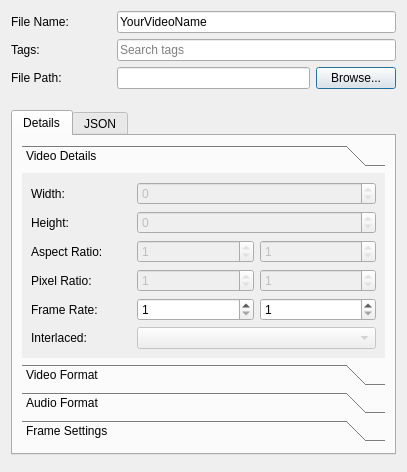
Old version of the form src/windows/ui/file-properties.ui in the repository JamesWilliam1977/video--.
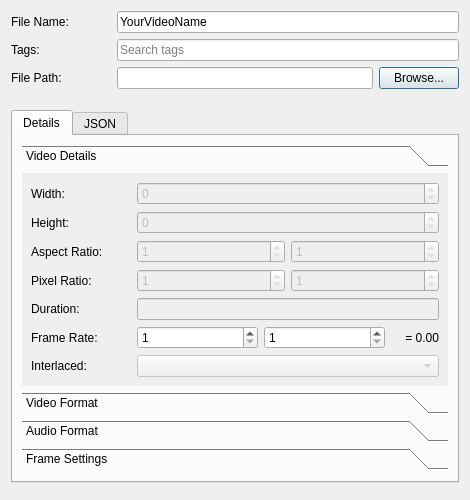
New version of the form. Icons and pictures are not drawn.

Commit message: - Larger FPS fraction limits in File Properties, Export, and Edit Profile. - Live calculated FPS (2 decimals) labels added to all three dialogs, so you can understand easily that 30000 / 1001 = 29.97. - File Properties now shows live Duration above Frame Rate. - FPS editing is image-sequence-only

The edit to the form file:
```diff
--- a/src/windows/ui/file-properties.ui
+++ b/src/windows/ui/file-properties.ui
@@ -6,7 +6,7 @@
    <rect>
     <x>0</x>
     <y>0</y>
-    <width>407</width>
+    <width>470</width>
     <height>446</height>
    </rect>
   </property>
@@ -373,6 +373,33 @@
             </layout>
            </item>
            <item row="5" column="0">
+            <layout class="QHBoxLayout" name="horizontalLayout_duration">
+             <item>
+              <widget class="QLabel" name="lblDuration">
+               <property name="minimumSize">
+                <size>
+                 <width>100</width>
+                 <height>0</height>
+                </size>
+               </property>
+               <property name="text">
+                <string>Duration:</string>
+               </property>
+              </widget>
+             </item>
+             <item>
+              <widget class="QLineEdit" name="txtDuration">
+               <property name="enabled">
+                <bool>false</bool>
+               </property>
+               <property name="readOnly">
+                <bool>true</bool>
+               </property>
+              </widget>
+             </item>
+            </layout>
+           </item>
+           <item row="6" column="0">
             <layout class="QHBoxLayout" name="horizontalLayout_14">
              <item>
               <widget class="QLabel" name="lblFrameRate">
@@ -399,7 +426,7 @@
                 <number>1</number>
                </property>
                <property name="maximum">
-                <number>99999</number>
+                <number>2147483647</number>
                </property>
               </widget>
              </item>
@@ -415,13 +442,35 @@
                 <number>1</number>
                </property>
                <property name="maximum">
-                <number>9999</number>
+                <number>2147483647</number>
+               </property>
+              </widget>
+             </item>
+             <item>
+             <widget class="QLabel" name="lblFrameRateValueDisplay">
+               <property name="sizePolicy">
+                <sizepolicy hsizetype="Preferred" vsizetype="Preferred">
+                 <horstretch>0</horstretch>
+                 <verstretch>0</verstretch>
+                </sizepolicy>
+               </property>
+               <property name="minimumSize">
+                <size>
+                 <width>48</width>
+                 <height>0</height>
+                </size>
+               </property>
+               <property name="text">
+                <string>= 0.00</string>
+               </property>
+               <property name="alignment">
+                <set>Qt::AlignRight|Qt::AlignTrailing|Qt::AlignVCenter</set>
                </property>
               </widget>
              </item>
             </layout>
            </item>
-           <item row="6" column="0">
+           <item row="7" column="0">
             <layout class="QHBoxLayout" name="horizontalLayout_15">
              <property name="bottomMargin">
               <number>0</number>
```
The commit also changes 5 other files.
